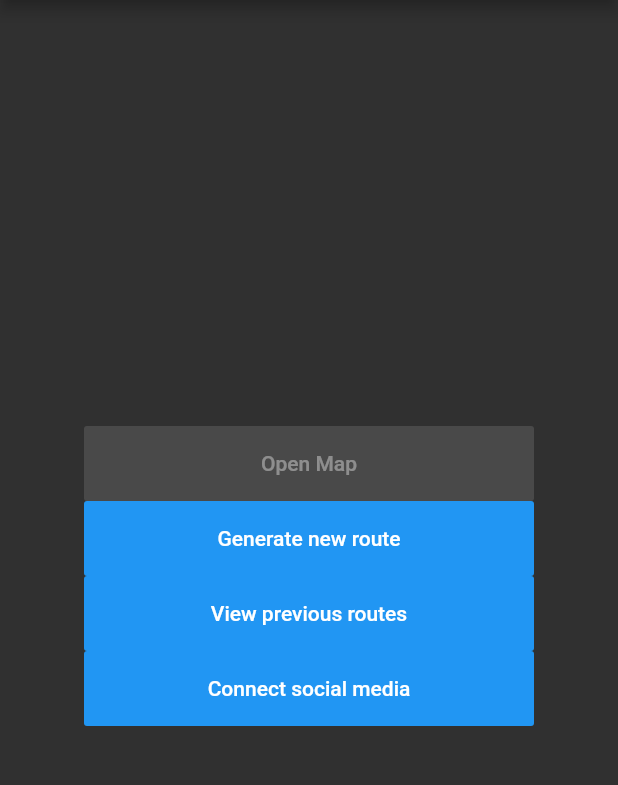
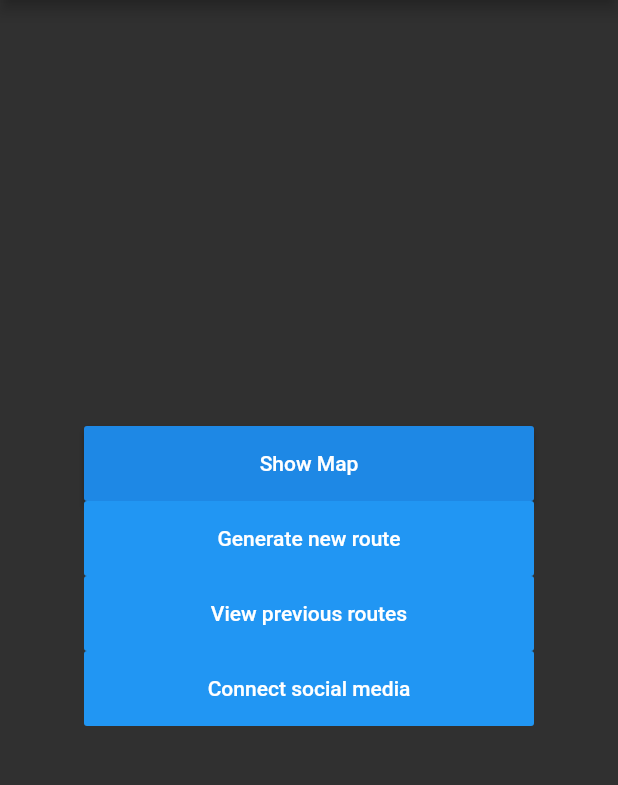
Before and after one commit to vonBach/lightrip_client, a Flutter app: the screen it shows after launch, on a phone screen of 412 x 824 dp, the part 84-869 px from its top. Run offline on Flutter 3.47's test engine with Material 2 defaults, Android fonts, the phone set to English and light mode, and no system bars; our stand-ins replace firebase_auth, google_maps_flutter, permission_handler; missing offline and left inert: flutter_facebook_login; accounts and stored records are empty.

Commit message:
moved navigation to generic button

```diff
--- a/client/lib/view/login_page.dart
+++ b/client/lib/view/login_page.dart
@@ -2,13 +2,10 @@ import 'dart:convert';
 import 'dart:async';
 
 import 'package:flutter/cupertino.dart';
-import 'package:flutter/foundation.dart';
 import 'package:flutter/material.dart';
 import 'package:http/http.dart' as http;
 import 'package:client/view/facebookLogin.dart';
-import 'package:client/view/start_view.dart';
 import 'package:flutter_facebook_login/flutter_facebook_login.dart';
-import 'package:flutter_svg/flutter_svg.dart';
 
 class LoginPage extends StatefulWidget{
   @override
--- a/client/lib/view/start_view.dart
+++ b/client/lib/view/start_view.dart
@@ -1,6 +1,6 @@
 import 'dart:async';
 
-import 'package:client/widgets/button.dart';
+import 'package:client/widgets/navigationButton_widget.dart';
 import 'package:flutter/cupertino.dart';
 import 'package:flutter/material.dart';
 import 'package:google_maps_flutter/google_maps_flutter.dart';
@@ -59,7 +59,10 @@ class _StartViewState extends State<StartView> {
 //                    mapPage(context); //change page to map page
 //                  },
 //                ),
-                AppButton(),
+                NavigationButtonWidget(
+                  title: Text('Show Map'),
+                  navigateTo: MapPage(),
+                ),
                 FlatButton(
                   child: Text('Generate new route'),
                   color: Colors.blue,
@@ -123,14 +126,6 @@ class _StartViewState extends State<StartView> {
         )*/);
   }
 
-
-  void mapPage(BuildContext context) {
-    Navigator.push(context, MaterialPageRoute(builder: (BuildContext context) {
-      return MapPage();
-    }));
-  }
-
-
   void socialPage(BuildContext context) {
     Navigator.push(context, MaterialPageRoute(builder: (BuildContext context) {
       return LoginPage();
--- a/client/lib/widgets/button.dart
+++ /dev/null
@@ -1,21 +0,0 @@
-import 'package:flutter/cupertino.dart';
-import 'package:flutter/material.dart';
-
-class AppButton extends StatefulWidget{
-
-
-  @override
-  State createState() {
-    return AppButtonState();
-  }
-}
-
-class AppButtonState extends State<AppButton>{
-  @override
-  Widget build(BuildContext context) {
-    return RaisedButton(
-      child: Text("Open Map")
-    );
-  }
-
-}
--- /dev/null
+++ b/client/lib/widgets/navigationButton_widget.dart
@@ -0,0 +1,24 @@
+import 'package:flutter/cupertino.dart';
+import 'package:flutter/material.dart';
+
+class NavigationButtonWidget extends StatelessWidget{
+
+
+  NavigationButtonWidget({this.title, this.navigateTo});
+  final Widget title;
+  final Widget navigateTo;
+
+
+  @override
+  Widget build(BuildContext context) {
+    return RaisedButton(
+        child: title,
+        onPressed: () => Navigator.push(context, MaterialPageRoute(builder: (BuildContext context)
+        {
+          return navigateTo;
+        }))
+    );
+  }
+
+
+}
```
